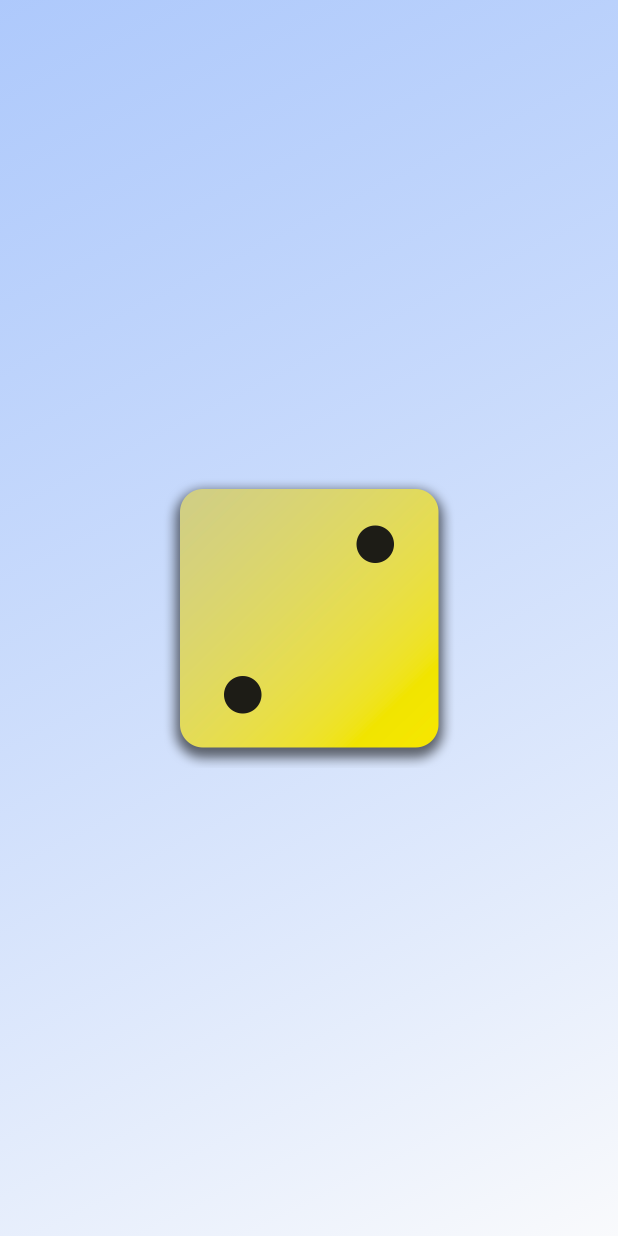
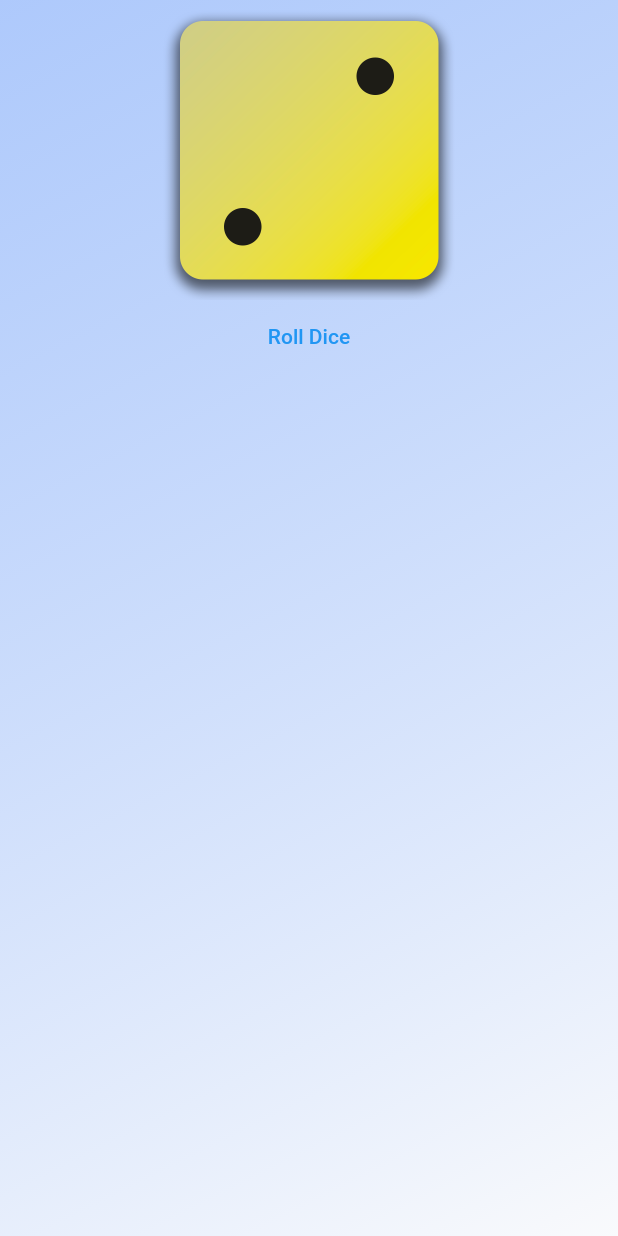
Before and after one commit to yhrjfj/Dice_App, a Flutter app: the screen it shows after launch, on a phone screen of 412 x 824 dp. Run offline on Flutter 3.47's test engine with Material 2 defaults, Android fonts, the phone set to English and light mode, and no system bars.

Commit message:
Add a button for rolling dice

```diff
--- a/lib/gradient_container.dart
+++ b/lib/gradient_container.dart
@@ -3,6 +3,11 @@ import 'package:flutter/material.dart';
 
 const startAlignment = Alignment.topLeft;
 const endAlignment = Alignment.bottomRight;
+
+// Role Dice function
+void rollDice() {
+  // Code
+}
 
 // 1st way
 class GradientContainer extends StatelessWidget {
@@ -22,11 +27,15 @@ class GradientContainer extends StatelessWidget {
         ),
       ),
       child: Center(
-        child: Image.asset(
-          'assets/images/dice-2.png',
-          width: 200,
-        ),
-      ),
+          child: Column(
+        children: [
+          Image.asset(
+            'assets/images/dice-2.png',
+            width: 200,
+          ),
+          TextButton(onPressed: rollDice, child: const Text('Roll Dice')),
+        ],
+      )),
     );
   }
 }
```
